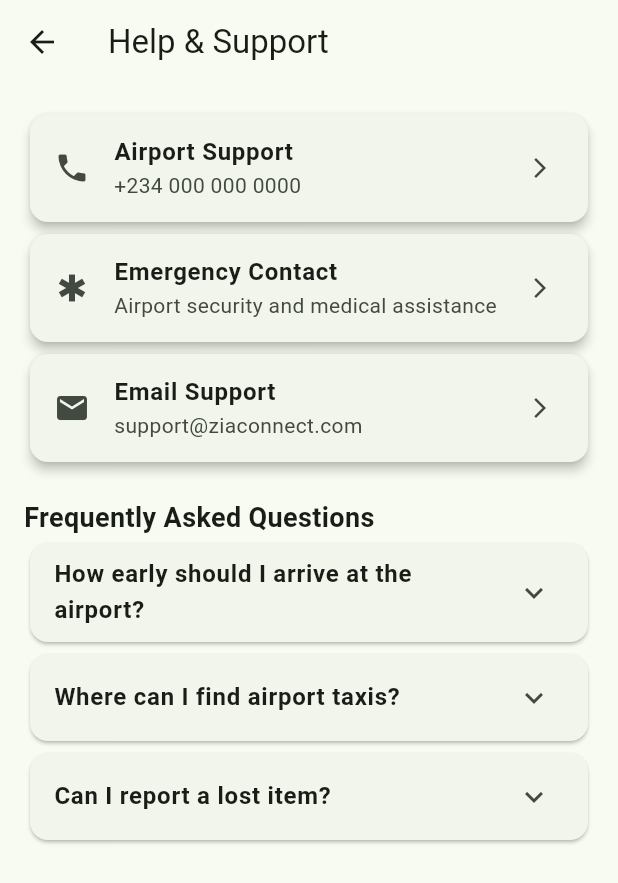
After one commit to YUSUFUMARWALI/zia_connect, a Flutter app: the SupportScreen screen opened directly, on a phone screen of 412 x 824 dp. The commit adds this screen. Shown: the top 883 px of the screen. Run offline on Flutter 3.47's test engine with Material 3 defaults, Android fonts, the phone set to English and light mode, and no system bars.

Commit message:
Added help and support module

```diff
--- a/lib/features/home/screens/home_screen.dart
+++ b/lib/features/home/screens/home_screen.dart
@@ -6,6 +6,7 @@ import '../../prayer/screens/prayer_screen.dart';
 import '../../announcements/screens/announcements_screen.dart';
 import '../../airport_guide/screens/airport_guide_screen.dart';
 import '../../lost_found/screens/lost_found_screen.dart';
+import '../../support/screens/support_screen.dart';
 
 class HomeScreen extends StatelessWidget {
   const HomeScreen({super.key});
@@ -61,6 +62,8 @@ class HomeScreen extends StatelessWidget {
             onTap: () => Navigator.push(context, MaterialPageRoute(builder: (_) => const AirportGuideScreen()))),
           buildCard(icon: Icons.luggage, title: 'Lost & Found', subtitle: 'Report or recover lost items',
             onTap: () => Navigator.push(context, MaterialPageRoute(builder: (_) => const LostFoundScreen()))),
+          buildCard(icon: Icons.support_agent, title: 'Help & Support', subtitle: 'Contacts, emergency help and FAQs',
+            onTap: () => Navigator.push(context, MaterialPageRoute(builder: (_) => const SupportScreen()))),
         ],
       ),
     );
--- /dev/null
+++ b/lib/features/support/screens/support_screen.dart
@@ -0,0 +1,81 @@
+import 'package:flutter/material.dart';
+
+class SupportScreen extends StatelessWidget {
+  const SupportScreen({super.key});
+
+  Widget supportTile({
+    required IconData icon,
+    required String title,
+    required String subtitle,
+  }) {
+    return Card(
+      elevation: 3,
+      child: ListTile(
+        leading: Icon(icon),
+        title: Text(title, style: const TextStyle(fontWeight: FontWeight.bold)),
+        subtitle: Text(subtitle),
+        trailing: const Icon(Icons.arrow_forward_ios, size: 16),
+      ),
+    );
+  }
+
+  Widget faqTile(String question, String answer) {
+    return Card(
+      child: ExpansionTile(
+        title: Text(question, style: const TextStyle(fontWeight: FontWeight.bold)),
+        children: [
+          Padding(
+            padding: const EdgeInsets.all(16),
+            child: Text(answer),
+          ),
+        ],
+      ),
+    );
+  }
+
+  @override
+  Widget build(BuildContext context) {
+    return Scaffold(
+      appBar: AppBar(
+        title: const Text('Help & Support'),
+      ),
+      body: ListView(
+        padding: const EdgeInsets.all(16),
+        children: [
+          supportTile(
+            icon: Icons.phone,
+            title: 'Airport Support',
+            subtitle: '+234 000 000 0000',
+          ),
+          supportTile(
+            icon: Icons.emergency,
+            title: 'Emergency Contact',
+            subtitle: 'Airport security and medical assistance',
+          ),
+          supportTile(
+            icon: Icons.email,
+            title: 'Email Support',
+            subtitle: 'support@ziaconnect.com',
+          ),
+          const SizedBox(height: 20),
+          const Text(
+            'Frequently Asked Questions',
+            style: TextStyle(fontSize: 18, fontWeight: FontWeight.bold),
+          ),
+          faqTile(
+            'How early should I arrive at the airport?',
+            'Passengers are advised to arrive at least 2 hours before departure.',
+          ),
+          faqTile(
+            'Where can I find airport taxis?',
+            'Verified airport taxis are available at the main arrival gate.',
+          ),
+          faqTile(
+            'Can I report a lost item?',
+            'Yes. Use the Lost & Found section to report or check recovered items.',
+          ),
+        ],
+      ),
+    );
+  }
+}
```
